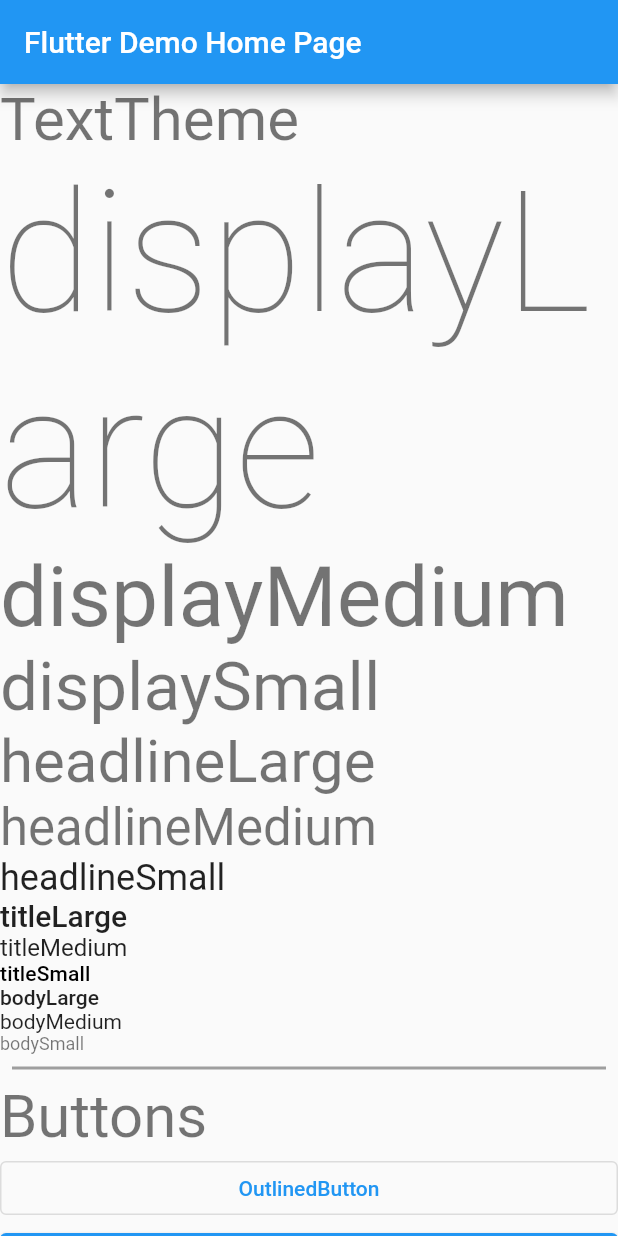
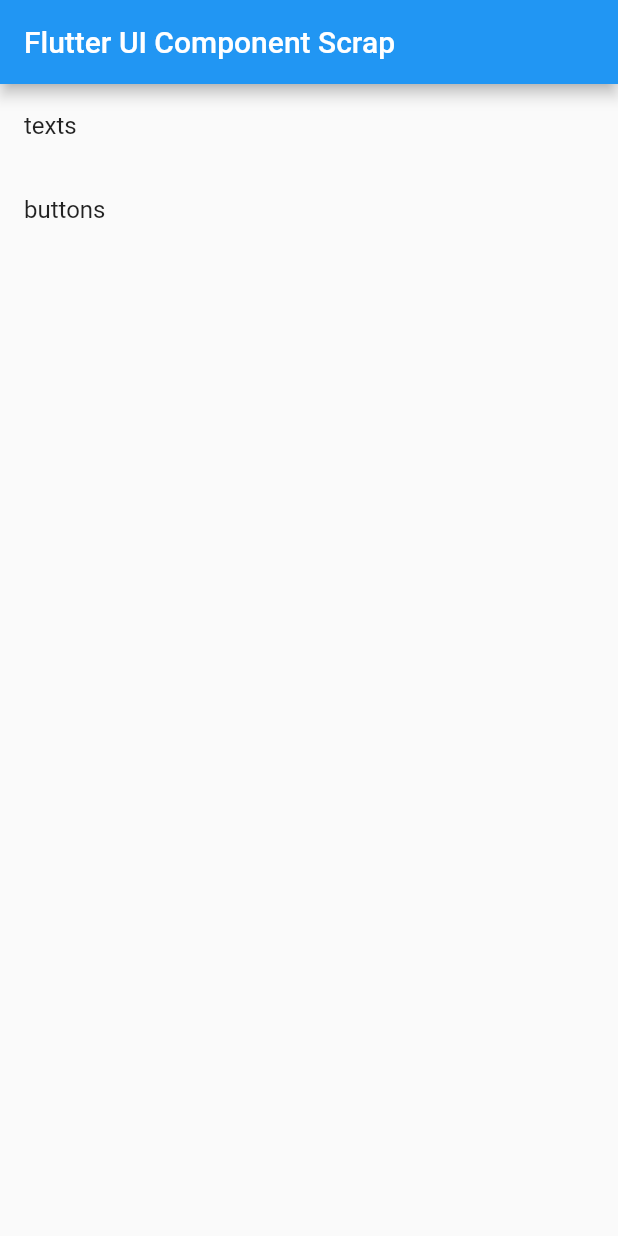
Before and after one commit to ham-burger/flutter-playground, a Flutter app: the screen it shows after launch, on a phone screen of 412 x 824 dp. Run offline on Flutter 3.47's test engine with Material 2 defaults, Android fonts, the light colour scheme and no system bars.

Commit message:
refactor(*): move listitems to specific pages

```diff
--- a/ui_component_scrap/lib/home_page.dart
+++ b/ui_component_scrap/lib/home_page.dart
@@ -1,4 +1,6 @@
 import 'package:flutter/material.dart';
+import 'package:ui_component_scrap/buttons_page.dart';
+import 'package:ui_component_scrap/texts_page.dart';
 
 class MyHomePage extends StatefulWidget {
   const MyHomePage({super.key, required this.title});
@@ -10,14 +12,6 @@
 }
 
 class _MyHomePageState extends State<MyHomePage> {
-  int _counter = 0;
-
-  void _incrementCounter() {
-    setState(() {
-      _counter++;
-    });
-  }
-
   @override
   Widget build(BuildContext context) {
     return Scaffold(
@@ -26,74 +20,21 @@
       ),
       body: ListView(
         children: [
-          Text(
-            'TextTheme',
-            style: Theme.of(context).textTheme.headlineLarge,
+          ListTile(
+            title: Text('texts'),
+            onTap: () => Navigator.of(context).push(
+              MaterialPageRoute(
+                builder: (context) => const TextsPage(),
+              ),
+            ),
           ),
-          Text(
-            'displayLarge',
-            style: Theme.of(context).textTheme.displayLarge,
-          ),
-          Text(
-            'displayMedium',
-            style: Theme.of(context).textTheme.displayMedium,
-          ),
-          Text(
-            'displaySmall',
-            style: Theme.of(context).textTheme.displaySmall,
-          ),
-          Text(
-            'headlineLarge',
-            style: Theme.of(context).textTheme.headlineLarge,
-          ),
-          Text(
-            'headlineMedium',
-            style: Theme.of(context).textTheme.headlineMedium,
-          ),
-          Text(
-            'headlineSmall',
-            style: Theme.of(context).textTheme.headlineSmall,
-          ),
-          Text(
-            'titleLarge',
-            style: Theme.of(context).textTheme.titleLarge,
-          ),
-          Text(
-            'titleMedium',
-            style: Theme.of(context).textTheme.titleMedium,
-          ),
-          Text(
-            'titleSmall',
-            style: Theme.of(context).textTheme.titleSmall,
-          ),
-          Text(
-            'bodyLarge',
-            style: Theme.of(context).textTheme.bodyLarge,
-          ),
-          Text(
-            'bodyMedium',
-            style: Theme.of(context).textTheme.bodyMedium,
-          ),
-          Text(
-            'bodySmall',
-            style: Theme.of(context).textTheme.bodySmall,
-          ),
-          Container(
-            height: 2,
-            margin: const EdgeInsets.all(8),
-            color: Colors.grey,
-          ),
-          Text(
-            'Buttons',
-            style: Theme.of(context).textTheme.headlineLarge,
-          ),
-          OutlinedButton(onPressed: () {}, child: Text('OutlinedButton')),
-          ElevatedButton(onPressed: () {}, child: Text('ElevatedButton')),
-          TextButton(onPressed: () {}, child: Text('TextButton')),
-          IconButton(
-            onPressed: () {},
-            icon: Icon(Icons.add),
-            tooltip: 'add',
+          ListTile(
+            title: Text('buttons'),
+            onTap: () => Navigator.of(context).push(
+              MaterialPageRoute(
+                builder: (context) => const ButtonsPage(),
+              ),
+            ),
           ),
         ],
       ),
--- a/ui_component_scrap/lib/main.dart
+++ b/ui_component_scrap/lib/main.dart
@@ -15,7 +15,7 @@
       theme: ThemeData(
         primarySwatch: Colors.blue,
       ),
-      home: const MyHomePage(title: 'Flutter Demo Home Page'),
+      home: const MyHomePage(title: 'Flutter UI Component Scrap'),
     );
   }
 }
```
Also changed, not shown: ui_component_scrap/lib/buttons_page.dart (added, +26 -0 lines), ui_component_scrap/lib/texts_page.dart (added, +67 -0 lines).
